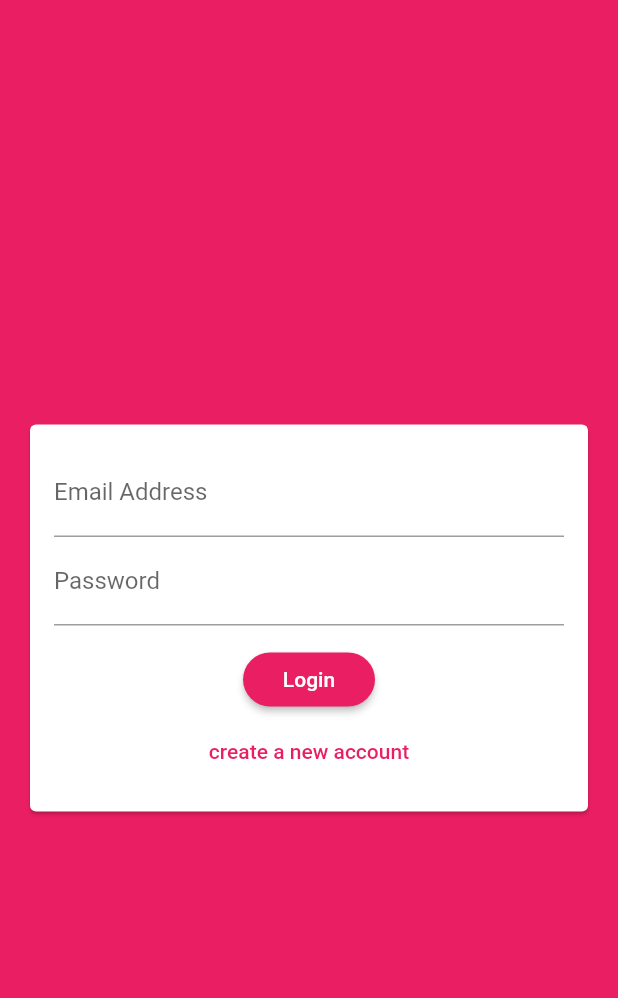
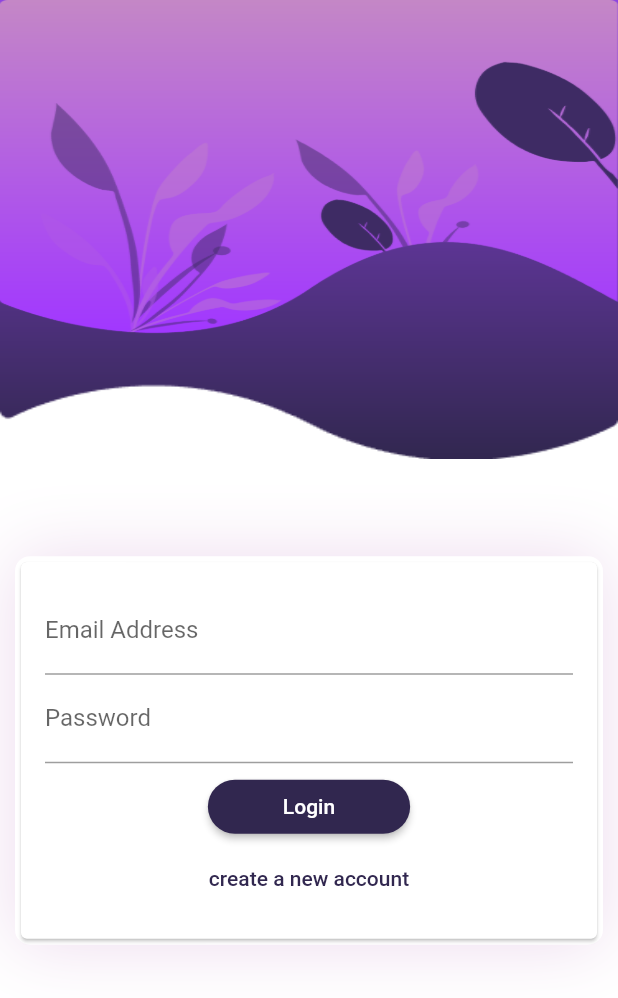
Before and after one commit to karimfawzy-coder/chat-app, a Flutter app: the screen it shows after launch, on a phone screen of 412 x 824 dp. Shown: the top 998 px of the screen. Run offline on Flutter 3.47's test engine with Material 2 defaults, Android fonts, the phone set to English and light mode, and no system bars; our stand-ins replace cloud_firestore, firebase_auth, firebase_core, firebase_messaging, firebase_storage, image_picker and 1 more; accounts and stored records are empty.

Commit message:
updated to flutter 2!

```diff
--- /dev/null
+++ b/lib/Animation/FadeAnimation.dart
@@ -0,0 +1,33 @@
+import 'package:flutter/material.dart';
+import 'package:simple_animations/simple_animations.dart';
+
+class FadeAnimation extends StatelessWidget {
+  final double delay;
+  final Widget child;
+
+  FadeAnimation(this.delay, this.child);
+
+  @override
+  Widget build(BuildContext context) {
+    final tween = MultiTrackTween([
+      Track("opacity").add(Duration(milliseconds: 500), Tween(begin: 0.0, end: 1.0)),
+      Track("translateY").add(
+        Duration(milliseconds: 500), Tween(begin: -30.0, end: 0.0),
+        curve: Curves.easeOut)
+    ]);
+
+    return ControlledAnimation(
+      delay: Duration(milliseconds: (500 * delay).round()),
+      duration: tween.duration,
+      tween: tween,
+      child: child,
+      builderWithChild: (context, child, animation) => Opacity(
+        opacity: animation["opacity"],
+        child: Transform.translate(
+          offset: Offset(0, animation["translateY"]),
+          child: child
+        ),
+      ),
+    );
+  }
+}
--- a/lib/main.dart
+++ b/lib/main.dart
@@ -3,34 +3,43 @@ import 'package:chat_app/screens/chat_screen.dart';
 import 'package:firebase_auth/firebase_auth.dart';
 import 'package:flutter/material.dart';
 import 'package:chat_app/screens/splash_screen.dart';
+import 'package:firebase_core/firebase_core.dart';
 
 void main() {
   runApp(MyApp());
 }
 
 class MyApp extends StatelessWidget {
+
   // This widget is the root of your application.
   @override
   Widget build(BuildContext context) {
+
+    final Future<FirebaseApp> _initialization = Firebase.initializeApp();
+    return FutureBuilder(
+        // Initialize FlutterFire:
+        future: _initialization,
+        builder: (context, appSnapshot) {
       return MaterialApp(
         title: 'CHAT APP',
         theme: ThemeData(
-        primaryColor: Colors.pink,
-        accentColor: Colors.deepPurple,
-        backgroundColor: Colors.pink,
-        accentColorBrightness: Brightness.dark,
-        visualDensity: VisualDensity.adaptivePlatformDensity,
-        buttonTheme: ButtonTheme.of(context).copyWith(
-          buttonColor: Colors.pink,
-          textTheme: ButtonTextTheme.primary,
-          shape: RoundedRectangleBorder(
-            borderRadius: BorderRadius.circular(20)
-          )
-        )
+          primaryColor: Color.fromRGBO(49, 39, 79, 1),
+          // accentColor: Colors.deepPurple,
+          // backgroundColor: Colors.pink,
+          // accentColorBrightness: Brightness.dark,
+          // visualDensity: VisualDensity.adaptivePlatformDensity,
+          // buttonTheme: ButtonTheme.of(context).copyWith(
+          //   buttonColor: Colors.pink,
+          //   textTheme: ButtonTextTheme.primary,
+          //   shape: RoundedRectangleBorder(
+          //     borderRadius: BorderRadius.circular(20)
+          //   )
+          // )
         ),
-      home: StreamBuilder(
+        home: appSnapshot.connectionState != ConnectionState.done ? SplashScreen() :
+        StreamBuilder(
           // it means listen when user login or logout or signUp
-        stream: FirebaseAuth.instance.onAuthStateChanged ,
+          stream: FirebaseAuth.instance.authStateChanges() ,
           builder: (ctx , userSnapShot){
             // means did find a token (found some valid data)
             if (userSnapShot.connectionState == ConnectionState.waiting){
@@ -44,5 +53,7 @@ class MyApp extends StatelessWidget {
           } ,
         ),
       );
+    });
+
   }
 }
--- a/lib/widgets/auth/auth_form.dart
+++ b/lib/widgets/auth/auth_form.dart
@@ -1,5 +1,6 @@
 import 'dart:io';
 
+import 'package:chat_app/Animation/FadeAnimation.dart';
 import 'package:chat_app/widgets/pickers/user_image_picker.dart';
 import 'package:flutter/material.dart';
 
@@ -27,7 +28,8 @@ class _AuthFormState extends State<AuthForm> {
   var _userName = '';
   var _userPassword = '';
   File _userImageFile;
-  void _pickedImage(File image){
+
+  void _pickedImage(File image) {
     _userImageFile = image;
   }
 
@@ -35,29 +37,76 @@ class _AuthFormState extends State<AuthForm> {
     // it will triggers all the validators of all textFormField
     final isValid = _formKey.currentState.validate();
     FocusScope.of(context).unfocus(); // close the soft Keyboard
-    if(_userImageFile == null && !_isLogin)
-    {
+    if (_userImageFile == null && !_isLogin) {
       Scaffold.of(context).showSnackBar(SnackBar(
         content: Text('Please pick an image.'),
         backgroundColor: Theme.of(context).errorColor,
-      )
-      );
+      ));
       return;
     }
     if (isValid) {
       // it will triggers all the onSaved method of all textFormField
       _formKey.currentState.save();
       // Use those values to send our auth request to firebase
-      widget.submitAuthForm(
-          _userEmail.trim(), _userPassword.trim(), _userName.trim(),_userImageFile, _isLogin, context);
+      widget.submitAuthForm(_userEmail.trim(), _userPassword.trim(),
+          _userName.trim(), _userImageFile, _isLogin, context);
     }
   }
 
   @override
   Widget build(BuildContext context) {
-    return Center(
+    final width = MediaQuery.of(context).size.width;
+    final height = MediaQuery.of(context).size.height;
+
+    return SingleChildScrollView(
+      child: Column(
+        children: [
+          Container(
+            height: height * 0.45,
+            child: Stack(
+              children: <Widget>[
+                Positioned(
+                  top: -40,
+                  height: height * 0.42,
+                  width: width,
+                  child: FadeAnimation(
+                      1,
+                      Container(
+                        decoration: BoxDecoration(
+                            image: DecorationImage(
+                                image: AssetImage('images/background.png'),
+                                fit: BoxFit.fill)),
+                      )),
+                ),
+                Positioned(
+                  height: height * 0.3,
+                  width: width + 20,
+                  child: FadeAnimation(
+                      1.3,
+                      Container(
+                        decoration: BoxDecoration(
+                            image: DecorationImage(
+                                image: AssetImage('images/background-2.png'),
+                                fit: BoxFit.fill)),
+                      )),
+                )
+              ],
+            ),
+          ),
+          FadeAnimation(
+                1.9,
+                Container(
+                  margin: EdgeInsets.symmetric(horizontal: 10),
+                  decoration: BoxDecoration(
+                      borderRadius: BorderRadius.circular(10),
+                      color: Colors.white,
+                      boxShadow: [
+                        BoxShadow(
+                          color: Color.fromRGBO(196, 135, 198, .3),
+                          blurRadius: 40,
+                        )
+                      ]),
                   child: Card(
-        margin: EdgeInsets.all(20),
                     child: Padding(
                       padding: EdgeInsets.all(16),
                       child: Form(
@@ -65,7 +114,10 @@ class _AuthFormState extends State<AuthForm> {
                         child: Column(
                           mainAxisSize: MainAxisSize.min,
                           children: <Widget>[
-                if (!_isLogin) UserImagePicker(pickImageFn: _pickedImage,),
+                            if (!_isLogin)
+                              UserImagePicker(
+                                pickImageFn: _pickedImage,
+                              ),
                             TextFormField(
                               key: ValueKey('email'),
                               autocorrect: false,
@@ -78,7 +130,8 @@ class _AuthFormState extends State<AuthForm> {
                                 return null;
                               },
                               keyboardType: TextInputType.emailAddress,
-                  decoration: InputDecoration(labelText: 'Email Address'),
+                              decoration:
+                                  InputDecoration(labelText: 'Email Address'),
                               onSaved: (value) {
                                 _userEmail = value;
                               },
@@ -95,7 +148,8 @@ class _AuthFormState extends State<AuthForm> {
                                   }
                                   return null;
                                 },
-                    decoration: InputDecoration(labelText: 'Username'),
+                                decoration:
+                                    InputDecoration(labelText: 'Username'),
                                 onSaved: (value) {
                                   _userName = value;
                                 },
@@ -108,24 +162,36 @@ class _AuthFormState extends State<AuthForm> {
                                 }
                                 return null;
                               },
-                  decoration: InputDecoration(labelText: 'Password'),
+                              decoration:
+                                  InputDecoration(labelText: 'Password'),
                               obscureText: true,
                               onSaved: (value) {
                                 _userPassword = value;
                               },
                             ),
                             SizedBox(
-                  height: 12,
+                              height: 5,
                             ),
                             if (widget._isLoading) CircularProgressIndicator(),
                             if (!widget._isLoading)
-                  RaisedButton(
+                              ElevatedButton(
+                                style: ElevatedButton.styleFrom(
+                                  primary: Color.fromRGBO(49, 39, 79, 1),
+                                  shape: RoundedRectangleBorder(
+                                      borderRadius: BorderRadius.circular(50)),
+                                  padding: EdgeInsets.symmetric(
+                                      horizontal: 50, vertical: 10),
+                                ),
                                 child: Text(_isLogin ? 'Login' : 'SignUp'),
                                 onPressed: _trySubmit,
                               ),
                             if (!widget._isLoading)
-                  FlatButton(
-                    textColor: Theme.of(context).primaryColor,
+                              TextButton(
+                                style: ElevatedButton.styleFrom(
+                                  onPrimary: Color.fromRGBO(49, 39, 79, 1),
+                                  padding: EdgeInsets.symmetric(
+                                      horizontal: 50, vertical: 10),
+                                ),
                                 child: Text(_isLogin
                                     ? 'create a new account'
                                     : 'I already have an account'),
@@ -134,12 +200,16 @@ class _AuthFormState extends State<AuthForm> {
                                     _isLogin = !_isLogin;
                                   });
                                 },
-                  )
+                              ),
                           ],
                         ),
                       ),
                     ),
                   ),
+                ),
+          ),
+        ],
+      ),
     );
   }
 }
--- a/lib/widgets/pickers/user_image_picker.dart
+++ b/lib/widgets/pickers/user_image_picker.dart
@@ -15,7 +15,7 @@ class UserImagePicker extends StatefulWidget {
 class _UserImagePickerState extends State<UserImagePicker> {
   File _pickedImage;
 
-  void _pickImage() async {
+  Future _pickImage() async {
     final picker = ImagePicker();
     final pickedImageFile = await picker.getImage(source: ImageSource.camera ,
     imageQuality: 50,maxHeight: 150,maxWidth: 150);
```
Also changed, not shown: lib/screens/auth_screen.dart (+9 -8 lines), lib/screens/chat_screen.dart (+12 -4 lines), lib/widgets/auth/auth_form_ui.dart (added, +92 -0 lines), lib/widgets/messages/messages.dart (+9 -18 lines), lib/widgets/messages/new_message.dart (+5 -5 lines), pubspec.yaml (+12 -8 lines), images/background-2.png (added), images/background.png (added), images/chat1.PNG, images/chat2.PNG, images/chat3.PNG (added), pubspec.lock. Lines whose indentation alone changed are shown as unchanged.
